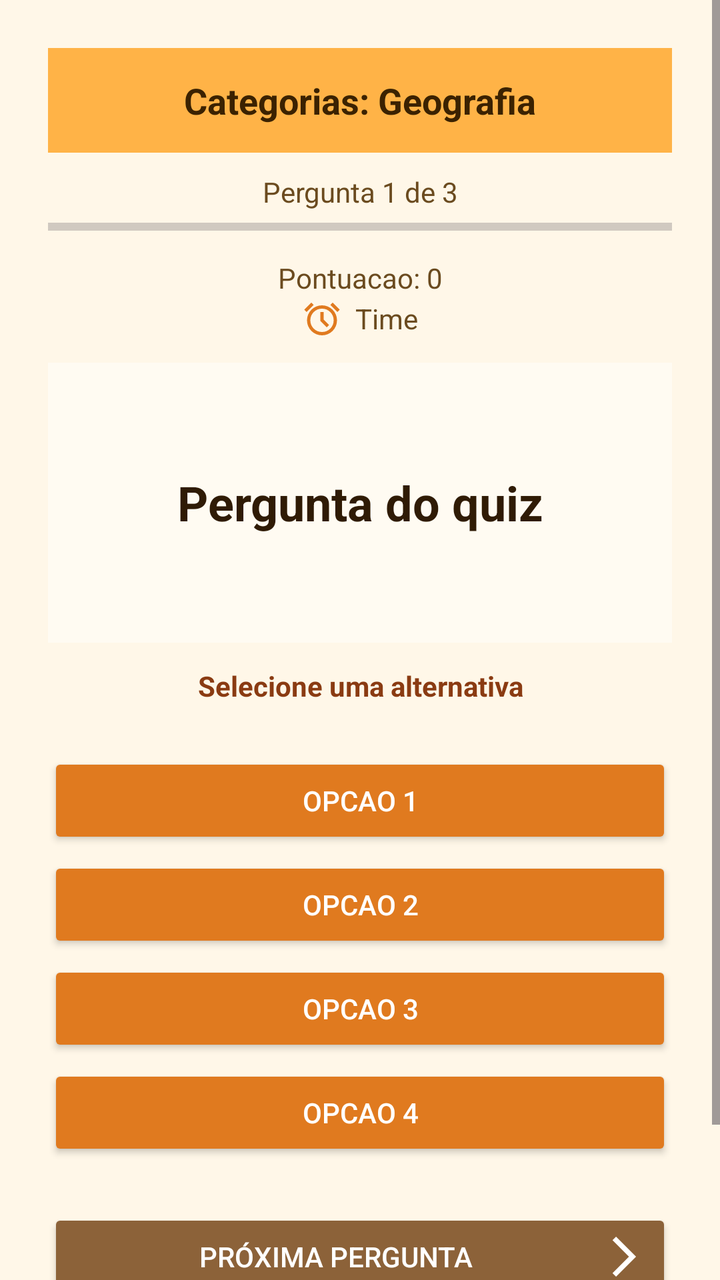
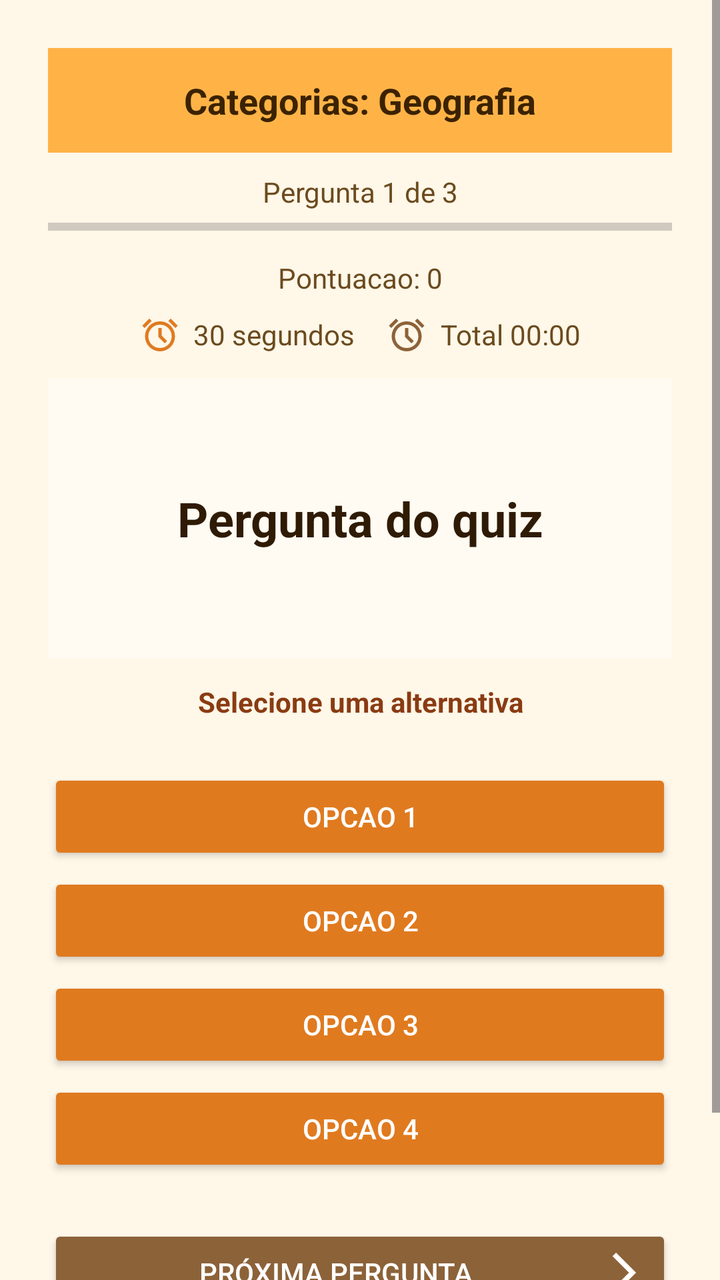

Two renders of the same Android screen: before a commit and after it. Below are the layout's source before the change and the commit's diff.
<!-- AndroidManifest.xml: activity theme Theme.Quiz -->
<!-- res/layout/activity_quiz.xml -->
<?xml version="1.0" encoding="utf-8"?>
<ScrollView xmlns:android="http://schemas.android.com/apk/res/android"
    xmlns:app="http://schemas.android.com/apk/res-auto"
    android:layout_width="match_parent"
    android:layout_height="match_parent"
    android:background="@color/quiz_bg"
    android:fitsSystemWindows="true">

    <LinearLayout
        android:layout_width="match_parent"
        android:layout_height="wrap_content"
        android:gravity="center_horizontal"
        android:orientation="vertical"
        android:padding="@dimen/quiz_padding">

        <TextView
            android:id="@+id/txtCategoriaQuiz"
            android:layout_width="match_parent"
            android:layout_height="wrap_content"
            android:background="@color/quiz_header_bg"
            android:gravity="center"
            android:padding="@dimen/quiz_header_padding"
            android:text="Categorias: Geografia"
            android:textColor="@color/quiz_text_header"
            android:textSize="@dimen/text_lg"
            android:textStyle="bold" />

        <TextView
            android:id="@+id/txtProgressoQuiz"
            android:layout_width="match_parent"
            android:layout_height="wrap_content"
            android:layout_marginTop="10dp"
            android:gravity="center"
            android:text="Pergunta 1 de 3"
            android:textColor="@color/quiz_text_body" />

        <ProgressBar
            android:id="@+id/txtProgressBar"
            style="?android:attr/progressBarStyleHorizontal"
            android:layout_width="match_parent"
            android:layout_height="wrap_content" />

        <TextView
            android:id="@+id/txtPontuacaoQuiz"
            android:layout_width="match_parent"
            android:layout_height="wrap_content"
            android:layout_marginTop="@dimen/spacing_sm"
            android:gravity="center"
            android:text="Pontuacao: 0"
            android:textColor="@color/quiz_text_body" />

        <TextView
            android:id="@+id/textTime"
            android:layout_width="wrap_content"
            android:layout_height="wrap_content"
            android:drawableLeft="@drawable/outline_alarm_24"
            android:drawableTint="@color/quiz_btn_primary"
            android:gravity="center"
            android:paddingTop="1dp"
            android:text="  Time" />

        <TextView
            android:id="@+id/txtPerguntaQuiz"
            android:layout_width="match_parent"
            android:layout_height="wrap_content"
            android:layout_marginTop="@dimen/quiz_pergunta_margin_top"
            android:background="@color/quiz_card_bg"
            android:gravity="center"
            android:minHeight="@dimen/quiz_pergunta_min_height"
            android:padding="@dimen/quiz_pergunta_padding"
            android:text="Pergunta do quiz"
            android:textColor="@color/quiz_text_question"
            android:textSize="@dimen/text_xxl"
            android:textStyle="bold" />

        <TextView
            android:id="@+id/txtStatusQuiz"
            android:layout_width="match_parent"
            android:layout_height="wrap_content"
            android:layout_marginTop="@dimen/spacing_md"
            android:gravity="center"
            android:text="@string/quiz_selecione_alternativa"
            android:textColor="@color/quiz_text_status"
            android:textStyle="bold" />

        <Button
            android:id="@+id/btnOpcao1"
            android:layout_width="match_parent"
            android:layout_height="wrap_content"
            android:layout_marginTop="@dimen/quiz_btn_margin_top_md"
            android:backgroundTint="@color/quiz_btn_primary"
            android:text="Opcao 1"
            android:textColor="@color/quiz_btn_text" />

        <Button
            android:id="@+id/btnOpcao2"
            android:layout_width="match_parent"
            android:layout_height="wrap_content"
            android:layout_marginTop="@dimen/quiz_btn_margin_top_sm"
            android:backgroundTint="@color/quiz_btn_primary"
            android:text="Opcao 2"
            android:textColor="@color/quiz_btn_text" />

        <Button
            android:id="@+id/btnOpcao3"
            android:layout_width="match_parent"
            android:layout_height="wrap_content"
            android:layout_marginTop="@dimen/quiz_btn_margin_top_sm"
            android:backgroundTint="@color/quiz_btn_primary"
            android:text="Opcao 3"
            android:textColor="@color/quiz_btn_text" />

        <Button
            android:id="@+id/btnOpcao4"
            android:layout_width="match_parent"
            android:layout_height="wrap_content"
            android:layout_marginTop="@dimen/quiz_btn_margin_top_sm"
            android:backgroundTint="@color/quiz_btn_primary"
            android:text="Opcao 4"
            android:textColor="@color/quiz_btn_text" />

        <Button
            android:id="@+id/btnProximaPergunta"
            android:layout_width="match_parent"
            android:layout_height="wrap_content"
            android:layout_marginTop="@dimen/quiz_btn_margin_top_md"
            android:backgroundTint="@color/quiz_btn_secondary"
            android:drawableEnd="@drawable/outline_arrow_forward_ios_24"
            android:drawableTint="@color/quiz_btn_text"
            android:text="@string/quiz_btn_proxima"
            android:textColor="@color/quiz_btn_text" />

        <Button
            android:id="@+id/btnVoltarCentralQuiz"
            android:layout_width="match_parent"
            android:layout_height="wrap_content"
            android:layout_marginTop="@dimen/quiz_btn_margin_top_sm"
            android:backgroundTint="@color/quiz_btn_back"
            android:drawableLeft="@drawable/outline_arrow_back_ios_24"
            android:drawableTint="@color/quiz_btn_text"
            android:text="@string/quiz_btn_voltar_para_menu"
            android:textColor="@color/quiz_btn_text" />

    </LinearLayout>
</ScrollView>
<!-- resources referenced by this layout -->
<resources>
  <color name="quiz_bg">#FFFFF7E8</color>
  <color name="quiz_btn_back">#FF5E4323</color>
  <color name="quiz_btn_primary">#FFE07A1F</color>
  <color name="quiz_btn_secondary">#FF8C6239</color>
  <color name="quiz_btn_text">#FFFFFFFF</color>
  <color name="quiz_card_bg">#FFFFFBF2</color>
  <color name="quiz_header_bg">#FFFFB347</color>
  <color name="quiz_text_body">#FF6B4B1F</color>
  <color name="quiz_text_header">#FF3B2200</color>
  <color name="quiz_text_question">#FF2F1B05</color>
  <color name="quiz_text_status">#FF8A3B12</color>
  <dimen name="quiz_btn_margin_top_md">24dp</dimen>
  <dimen name="quiz_btn_margin_top_sm">4dp</dimen>
  <dimen name="quiz_header_padding">14dp</dimen>
  <dimen name="quiz_padding">24dp</dimen>
  <dimen name="quiz_pergunta_margin_top">12dp</dimen>
  <dimen name="quiz_pergunta_min_height">140dp</dimen>
  <dimen name="quiz_pergunta_padding">20dp</dimen>
  <dimen name="spacing_md">12dp</dimen>
  <dimen name="spacing_sm">8dp</dimen>
  <dimen name="text_lg">18sp</dimen>
  <dimen name="text_xxl">24sp</dimen>
  <!-- drawable outline_alarm_24 (drawable) -->
  <vector xmlns:android="http://schemas.android.com/apk/res/android" android:height="20dp" android:tint="#000000" android:viewportHeight="960" android:viewportWidth="960" android:width="20dp">
        
      <path android:fillColor="@android:color/white" android:pathData="M339.5,851.5Q274,823 225.5,774.5Q177,726 148.5,660.5Q120,595 120,520Q120,445 148.5,379.5Q177,314 225.5,265.5Q274,217 339.5,188.5Q405,160 480,160Q555,160 620.5,188.5Q686,217 734.5,265.5Q783,314 811.5,379.5Q840,445 840,520Q840,595 811.5,660.5Q783,726 734.5,774.5Q686,823 620.5,851.5Q555,880 480,880Q405,880 339.5,851.5ZM480,520Q480,520 480,520Q480,520 480,520Q480,520 480,520Q480,520 480,520Q480,520 480,520Q480,520 480,520Q480,520 480,520Q480,520 480,520ZM592,688L648,632L520,504L520,320L440,320L440,536L592,688ZM224,94L280,150L110,320L54,264L224,94ZM736,94L906,264L850,320L680,150L736,94ZM480,800Q597,800 678.5,718.5Q760,637 760,520Q760,403 678.5,321.5Q597,240 480,240Q363,240 281.5,321.5Q200,403 200,520Q200,637 281.5,718.5Q363,800 480,800Z"/>
      
  </vector>
  <!-- drawable outline_arrow_back_ios_24 (drawable) -->
  <vector xmlns:android="http://schemas.android.com/apk/res/android" android:autoMirrored="true" android:height="24dp" android:tint="#000000" android:viewportHeight="960" android:viewportWidth="960" android:width="24dp">
        
      <path android:fillColor="@android:color/white" android:pathData="M400,880L0,480L400,80L471,151L142,480L471,809L400,880Z"/>
      
  </vector>
  <!-- drawable outline_arrow_forward_ios_24 (drawable) -->
  <vector xmlns:android="http://schemas.android.com/apk/res/android" android:autoMirrored="true" android:height="24dp" android:tint="#000000" android:viewportHeight="960" android:viewportWidth="960" android:width="24dp">
        
      <path android:fillColor="@android:color/white" android:pathData="M321,880L250,809L579,480L250,151L321,80L721,480L321,880Z"/>
      
  </vector>
  <string name="quiz_btn_proxima">Próxima pergunta</string>
  <string name="quiz_btn_voltar_para_menu">Voltar para o menu</string>
  <string name="quiz_selecione_alternativa">Selecione uma alternativa</string>
  <style name="Theme.Quiz" parent="Theme.Material3.DayNight.NoActionBar">
          <item name="android:windowBackground">@color/quiz_bg</item>
          <item name="android:textColor">@color/quiz_text_body</item>
          <item name="colorPrimary">@color/quiz_btn_primary</item>
          <item name="colorOnPrimary">@color/white</item>
      </style>
  <color name="white">#FFFFFFFF</color>
</resources>

<!-- the commit's change to res/layout/activity_quiz.xml (unified diff, before → after) -->
@@ -49,15 +49,34 @@
             android:text="Pontuacao: 0"
             android:textColor="@color/quiz_text_body" />
 
-        <TextView
-            android:id="@+id/textTime"
-            android:layout_width="wrap_content"
+        <LinearLayout
+            android:layout_width="match_parent"
             android:layout_height="wrap_content"
-            android:drawableLeft="@drawable/outline_alarm_24"
-            android:drawableTint="@color/quiz_btn_primary"
+            android:layout_marginTop="@dimen/spacing_sm"
             android:gravity="center"
-            android:paddingTop="1dp"
-            android:text="  Time" />
+            android:orientation="horizontal">
+
+            <TextView
+                android:id="@+id/textTime"
+                android:layout_width="wrap_content"
+                android:layout_height="wrap_content"
+                android:drawableLeft="@drawable/outline_alarm_24"
+                android:drawableTint="@color/quiz_btn_primary"
+                android:gravity="center"
+                android:paddingTop="1dp"
+                android:text="  30 segundos" />
+
+            <TextView
+                android:id="@+id/textTempoTotalQuiz"
+                android:layout_width="wrap_content"
+                android:layout_height="wrap_content"
+                android:layout_marginStart="@dimen/spacing_lg"
+                android:drawableLeft="@drawable/outline_alarm_24"
+                android:drawableTint="@color/quiz_btn_secondary"
+                android:gravity="center"
+                android:paddingTop="1dp"
+                android:text="  Total 00:00" />
+        </LinearLayout>
 
         <TextView
             android:id="@+id/txtPerguntaQuiz"
<!-- resource entries referenced after the edit -->
@@ -18,6 +18,7 @@
   <dimen name="quiz_pergunta_margin_top">12dp</dimen>
   <dimen name="quiz_pergunta_min_height">140dp</dimen>
   <dimen name="quiz_pergunta_padding">20dp</dimen>
+  <dimen name="spacing_lg">16dp</dimen>
   <dimen name="spacing_md">12dp</dimen>
   <dimen name="spacing_sm">8dp</dimen>
   <dimen name="text_lg">18sp</dimen>
